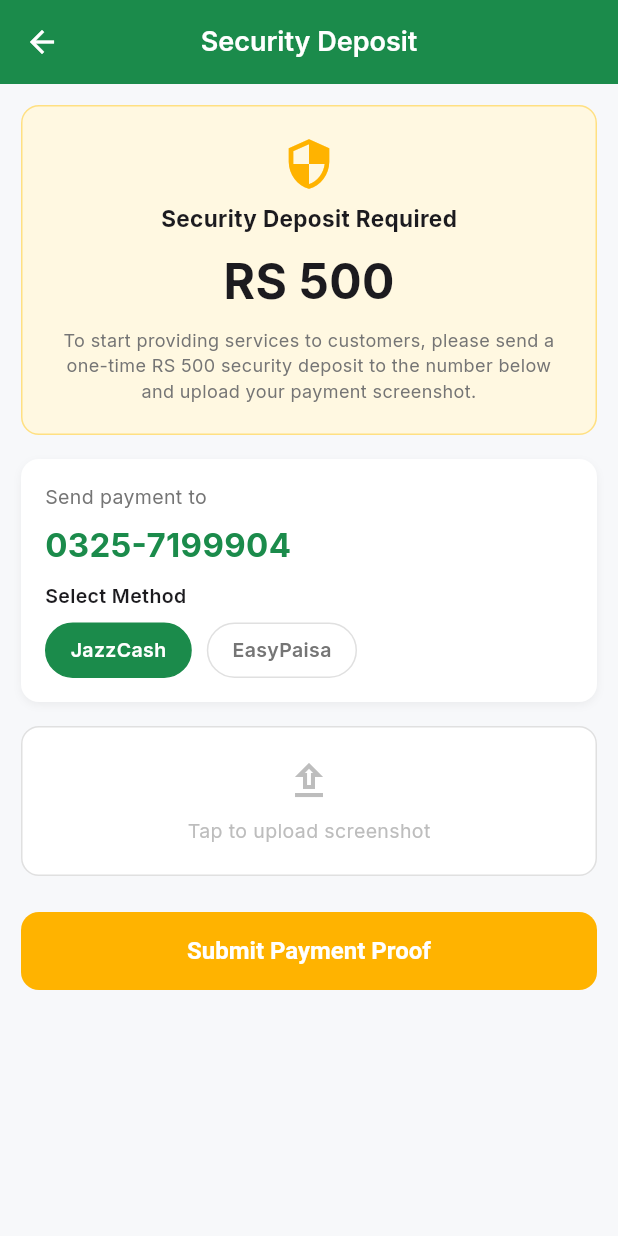
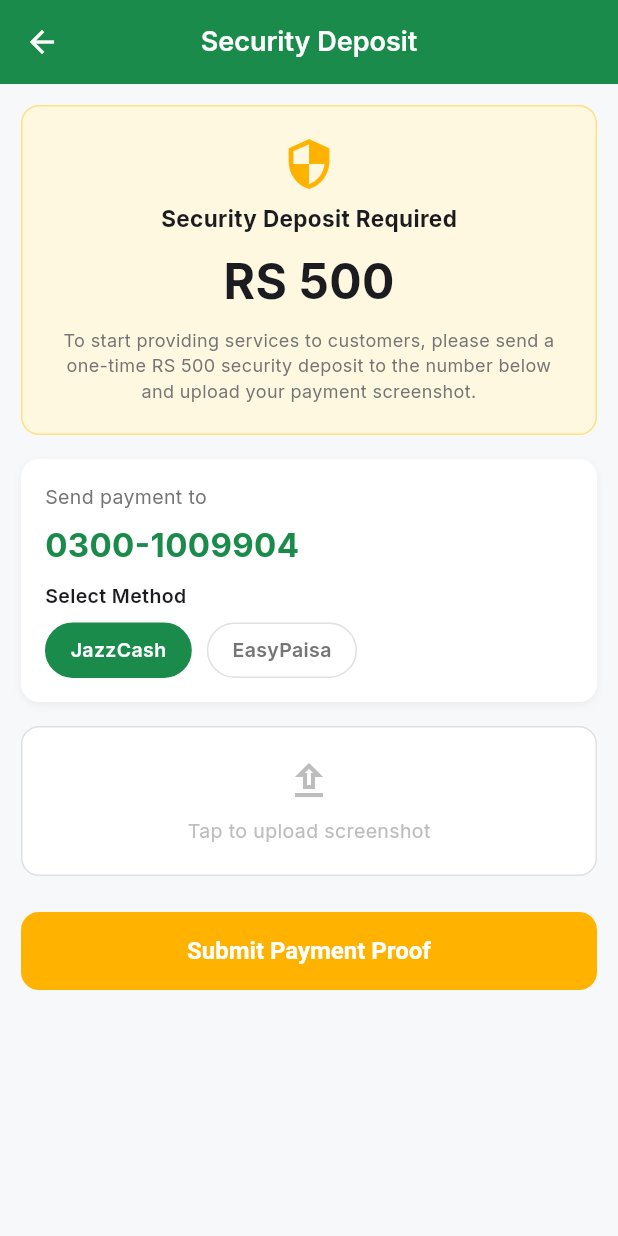
Before and after one commit to agul6411-debug/servease-projectfile-frontend, a Flutter app: the SecurityDepositScreen screen opened directly with empty values, on a phone screen of 412 x 824 dp. Run offline on Flutter 3.47's test engine with Material 3 defaults, Android fonts, the phone set to English and light mode, and no system bars; our stand-ins replace camera, fl_chart, flutter_local_notifications, get, get_storage, google_fonts and 1 more; missing offline and left inert: google_mlkit_text_recognition; accounts and stored records are empty; network calls fail.

Commit message:
money account update

```diff
--- a/lib/features/admin/screens/adminsettings.dart
+++ b/lib/features/admin/screens/adminsettings.dart
@@ -52,7 +52,7 @@ class _AdminSettingsPageState extends State<AdminSettingsPage> {
       _commissionController.text =
           settings['commission_rate']?.toString() ?? '10';
       _depositAmountController.text =
-          settings['security_deposit_amount']?.toString() ?? '2000';
+          settings['security_deposit_amount']?.toString() ?? '500';
       _appNameController.text = settings['app_name'] ?? 'ServEase';
       _supportEmailController.text = settings['support_email'] ?? '';
       _supportPhoneController.text = settings['support_phone'] ?? '';
@@ -116,7 +116,7 @@ class _AdminSettingsPageState extends State<AdminSettingsPage> {
     final success = await AdminSettingsService.updateSettings({
       'commission_rate': double.tryParse(_commissionController.text) ?? 10,
       'security_deposit_amount':
-          double.tryParse(_depositAmountController.text) ?? 2000,
+          double.tryParse(_depositAmountController.text) ?? 500,
       'security_deposit_required': _depositRequired,
       'app_name': _appNameController.text.trim(),
       'support_email': _supportEmailController.text.trim(),
--- a/lib/features/provider/screens/pay_commission_screen.dart
+++ b/lib/features/provider/screens/pay_commission_screen.dart
@@ -29,8 +29,8 @@ class _PayCommissionScreenState extends State<PayCommissionScreen> {
   bool _isSubmitting = false;
 
   final _methods = [
-    {'name': 'JazzCash', 'number': '0325-7199904'},
-    {'name': 'EasyPaisa', 'number': '0325-7199904'},
+    {'name': 'JazzCash', 'number': '0300-1009904'},
+    {'name': 'EasyPaisa', 'number': '0314-7549904'},
   ];
 
   Future<void> _pickScreenshot() async {
--- a/lib/features/provider/screens/provider_home_screen.dart
+++ b/lib/features/provider/screens/provider_home_screen.dart
@@ -69,7 +69,7 @@ class _ProviderHomeScreenState extends State<ProviderHomeScreen> {
         title: const Text('Security Deposit Required'),
         content: Text(
           'To start offering your services to customers, you need to send RS $amount as a security deposit to the admin. '
-          'JazzCash/EasyPaisa number: 0325-7199904. Upload a screenshot after payment.',
+          'JazzCash: 0300-1009904 / EasyPaisa: 0314-7549904. Upload a screenshot after payment.',
         ),
         actions: [
           TextButton(
--- a/lib/features/provider/screens/security_deposit_screen.dart
+++ b/lib/features/provider/screens/security_deposit_screen.dart
@@ -19,7 +19,7 @@ class _SecurityDepositScreenState extends State<SecurityDepositScreen> {
   String? _screenshotName;
   bool _isSubmitting = false;
 
-  static const String _accountNumber = '0325-7199904';
+  String get _accountNumber => _selectedMethod == 'EasyPaisa' ? '0314-7549904' : '0300-1009904';
 
   final _methods = ['JazzCash', 'EasyPaisa'];
 
@@ -169,9 +169,9 @@ class _SecurityDepositScreenState extends State<SecurityDepositScreen> {
                     style: TextStyle(fontSize: 13, color: AppColors.textMuted),
                   ),
                   const SizedBox(height: 6),
-                  const Text(
+                  Text(
                     _accountNumber,
-                    style: TextStyle(
+                    style: const TextStyle(
                       fontSize: 22,
                       fontWeight: FontWeight.bold,
                       color: AppColors.primaryGreen,
--- a/pubspec.yaml
+++ b/pubspec.yaml
@@ -16,7 +16,7 @@ publish_to: 'none' # Remove this line if you wish to publish to pub.dev
 # https://developer.apple.com/library/archive/documentation/General/Reference/InfoPlistKeyReference/Articles/CoreFoundationKeys.html
 # In Windows, build-name is used as the major, minor, and patch parts
 # of the product and file versions while build-number is used as the build suffix.
-version: 1.0.0+1
+version: 1.0.0+2
 
 environment:
   sdk: ^3.11.4
```
Also changed, not shown: 1 other file.
